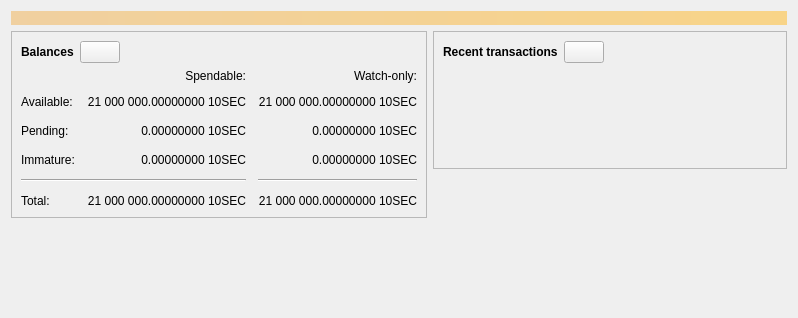
Qt form src/qt/forms/overviewpage.ui (10sec-project/10seconds) before a commit.
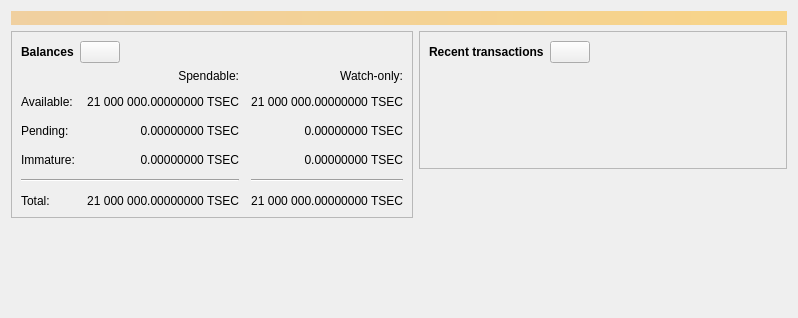
The same form after that commit. Icons and pictures are not drawn. Custom widgets are drawn as their Qt base class.

Patch:
```diff
--- a/src/qt/forms/overviewpage.ui
+++ b/src/qt/forms/overviewpage.ui
@@ -120,7 +120,7 @@
                <string>Unconfirmed transactions to watch-only addresses</string>
               </property>
               <property name="text">
-               <string notr="true">0.00000000 10SEC</string>
+               <string notr="true">0.00000000 TSEC</string>
               </property>
               <property name="alignment">
                <set>Qt::AlignRight|Qt::AlignTrailing|Qt::AlignVCenter</set>
@@ -139,7 +139,7 @@
                <string>Total of transactions that have yet to be confirmed, and do not yet count toward the spendable balance</string>
               </property>
               <property name="text">
-               <string notr="true">0.00000000 10SEC</string>
+               <string notr="true">0.00000000 TSEC</string>
               </property>
               <property name="alignment">
                <set>Qt::AlignRight|Qt::AlignTrailing|Qt::AlignVCenter</set>
@@ -158,7 +158,7 @@
                <string>Mined balance in watch-only addresses that has not yet matured</string>
               </property>
               <property name="text">
-               <string notr="true">0.00000000 10SEC</string>
+               <string notr="true">0.00000000 TSEC</string>
               </property>
               <property name="alignment">
                <set>Qt::AlignRight|Qt::AlignTrailing|Qt::AlignVCenter</set>
@@ -210,7 +210,7 @@
                <string>Mined balance that has not yet matured</string>
               </property>
               <property name="text">
-               <string notr="true">0.00000000 10SEC</string>
+               <string notr="true">0.00000000 TSEC</string>
               </property>
               <property name="alignment">
                <set>Qt::AlignRight|Qt::AlignTrailing|Qt::AlignVCenter</set>
@@ -249,7 +249,7 @@
                <string>Your current total balance</string>
               </property>
               <property name="text">
-               <string notr="true">21 000 000.00000000 10SEC</string>
+               <string notr="true">21 000 000.00000000 TSEC</string>
               </property>
               <property name="alignment">
                <set>Qt::AlignRight|Qt::AlignTrailing|Qt::AlignVCenter</set>
@@ -268,7 +268,7 @@
                <string>Current total balance in watch-only addresses</string>
               </property>
               <property name="text">
-               <string notr="true">21 000 000.00000000 10SEC</string>
+               <string notr="true">21 000 000.00000000 TSEC</string>
               </property>
               <property name="alignment">
                <set>Qt::AlignRight|Qt::AlignTrailing|Qt::AlignVCenter</set>
@@ -304,7 +304,7 @@
                <string>Your current spendable balance</string>
               </property>
               <property name="text">
-               <string notr="true">21 000 000.00000000 10SEC</string>
+               <string notr="true">21 000 000.00000000 TSEC</string>
               </property>
               <property name="alignment">
                <set>Qt::AlignRight|Qt::AlignTrailing|Qt::AlignVCenter</set>
@@ -323,7 +323,7 @@
                <string>Your current balance in watch-only addresses</string>
               </property>
               <property name="text">
-               <string notr="true">21 000 000.00000000 10SEC</string>
+               <string notr="true">21 000 000.00000000 TSEC</string>
               </property>
               <property name="alignment">
                <set>Qt::AlignRight|Qt::AlignTrailing|Qt::AlignVCenter</set>
```
